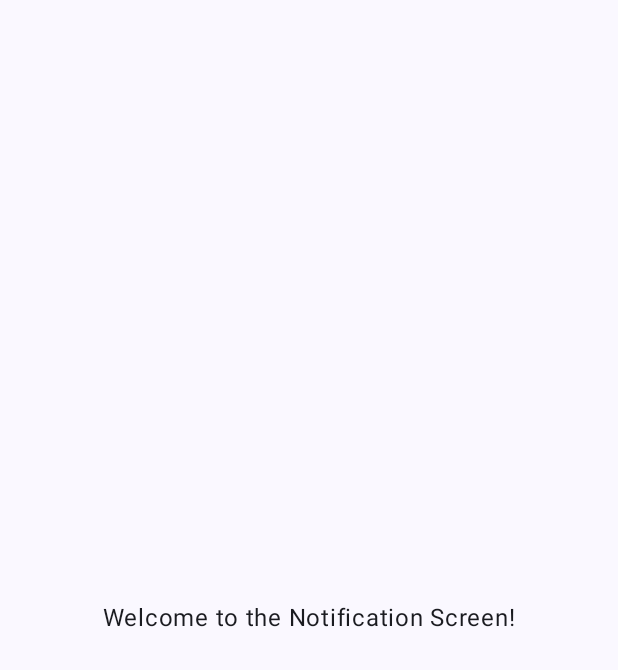
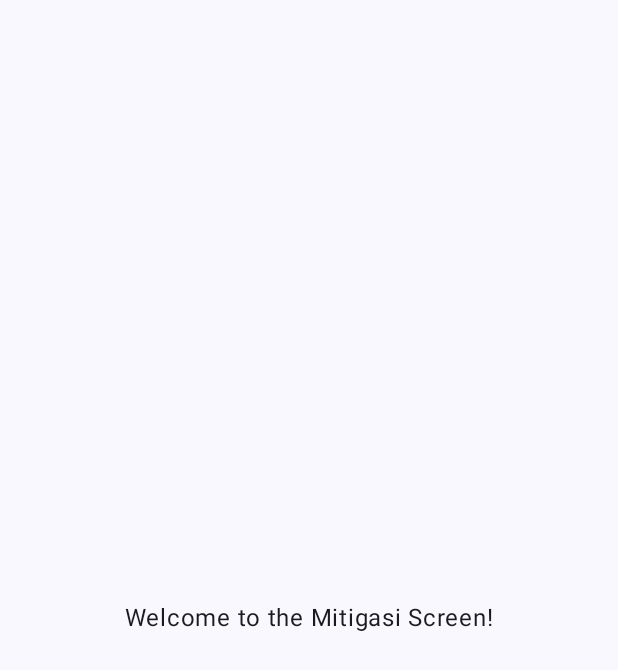
Before and after one commit to hussainabdillah/dimas-mobile-app, an Android app built with Jetpack Compose: the composable MitigasiScreen shown on its own in the app's theme, on a phone screen of 412 x 824 dp. Shown: the top 670 px of the screen. Run offline under Robolectric (Android 15) with nearby library versions, the phone set to English and light mode, and no system bars; 1 statement that could not run was skipped.

Commit message:
Update package name and change notification to mitigasi + mitigasi to timeline

```diff
--- a/app/src/main/java/com/seisme/dimas/ui/screens/NotificationScreen/NotificationScreen.kt
+++ b/app/src/main/java/com/seisme/dimas/ui/screens/mitigasiScreen/MitigasiScreen.kt
@@ -1,4 +1,4 @@
-package com.seisme.dimas.ui.screens.NotificationScreen
+package com.seisme.dimas.ui.screens.mitigasiScreen
 
 import androidx.compose.foundation.layout.*
 import androidx.compose.material3.Text
@@ -8,7 +8,7 @@ import androidx.compose.ui.Modifier
 import androidx.compose.ui.unit.dp
 
 @Composable
-fun NotificationScreen() {
+fun MitigasiScreen() {
     Box(modifier = Modifier.fillMaxSize()) {
         Column(
             modifier = Modifier
@@ -17,7 +17,7 @@ fun NotificationScreen() {
             verticalArrangement = Arrangement.Center,
             horizontalAlignment = Alignment.CenterHorizontally
         ) {
-            Text(text = "Welcome to the Notification Screen!")
+            Text(text = "Welcome to the Mitigasi Screen!")
         }
     }
 }
--- a/app/src/main/java/com/seisme/dimas/ui/screens/PetaScreen/PetaScreen.kt
+++ b/app/src/main/java/com/seisme/dimas/ui/screens/petaScreen/PetaScreen.kt
@@ -1,4 +1,4 @@
-package com.seisme.dimas.ui.screens.PetaScreen
+package com.seisme.dimas.ui.screens.petaScreen
 
 import androidx.compose.foundation.layout.*
 import androidx.compose.material3.Text
--- a/app/src/main/java/com/seisme/dimas/ui/screens/MitigasiScreen/MitigasiScreen.kt
+++ b/app/src/main/java/com/seisme/dimas/ui/screens/profilScreen/ProfilScreen.kt
@@ -1,4 +1,4 @@
-package com.seisme.dimas.ui.screens.MitigasiScreen
+package com.seisme.dimas.ui.screens.profilScreen
 
 import androidx.compose.foundation.layout.*
 import androidx.compose.material3.Text
@@ -8,7 +8,7 @@ import androidx.compose.ui.Modifier
 import androidx.compose.ui.unit.dp
 
 @Composable
-fun MitigasiScreen() {
+fun ProfilScreen() {
     Box(modifier = Modifier.fillMaxSize()) {
         Column(
             modifier = Modifier
@@ -17,7 +17,7 @@ fun MitigasiScreen() {
             verticalArrangement = Arrangement.Center,
             horizontalAlignment = Alignment.CenterHorizontally
         ) {
-            Text(text = "Welcome to the Mitigasi Screen!")
+            Text(text = "Welcome to the Profil Screenn!")
         }
     }
 }
```
Also changed, not shown: app/src/main/java/com/seisme/dimas/ui/screens/ProfilScreen/ProfilScreen.kt (deleted, +0 -23 lines).
